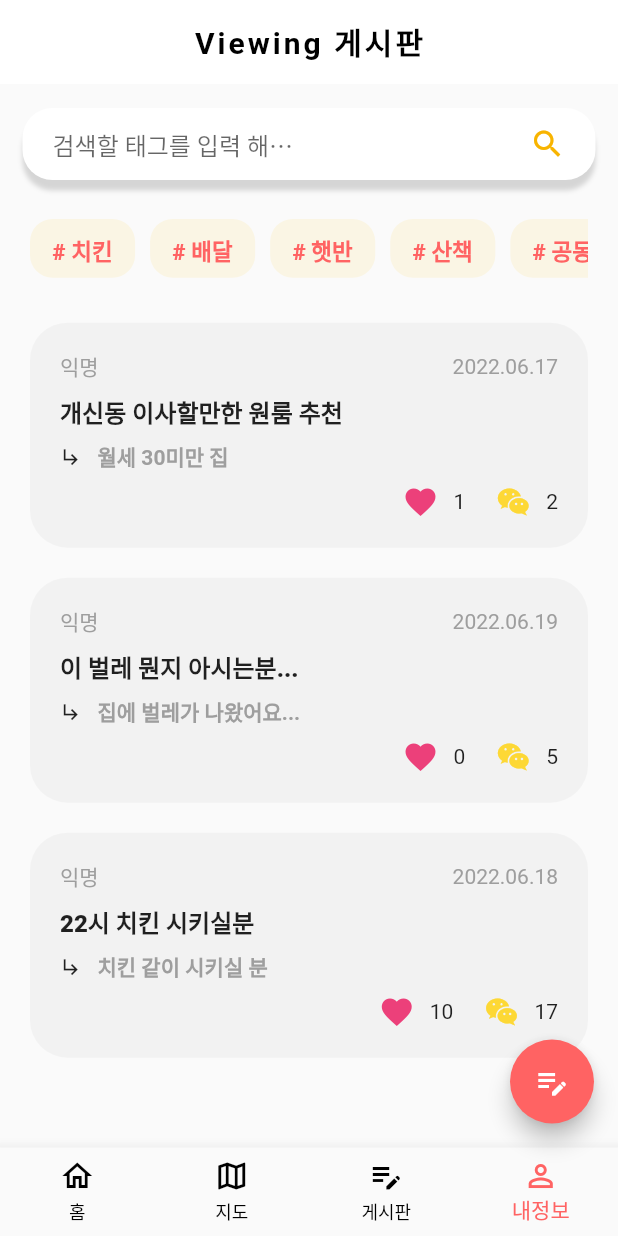
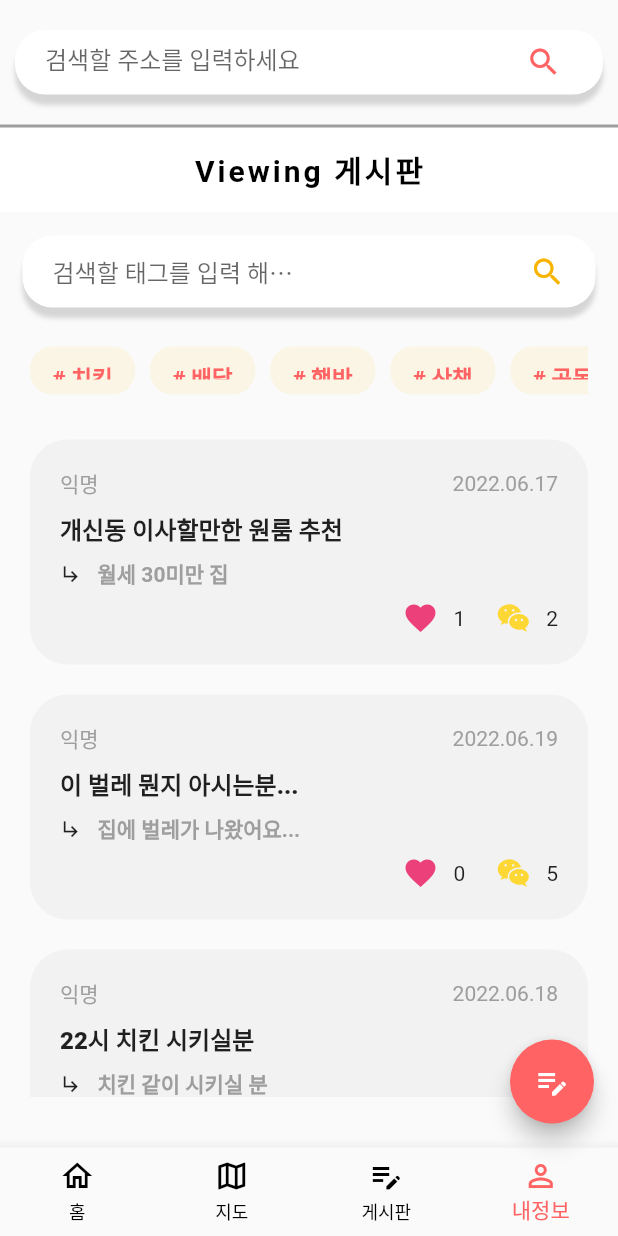
Before and after one commit to lookinmin/viewing, a Flutter app: the screen it shows after launch, item 4 of the bottom bar chosen, on a phone screen of 412 x 824 dp. Run offline on Flutter 3.47's test engine with Material 2 defaults, Android fonts, the phone set to English and light mode, and no system bars; our stand-ins replace carousel_slider, geolocator, percent_indicator, webview_flutter; missing offline and left inert: dart:ffi, kakaomap_webview.

Commit message:
오류 수정

```diff
--- a/viewing/lib/main.dart
+++ b/viewing/lib/main.dart
@@ -47,8 +47,7 @@ class _HomeState extends State<Home> {
   final _pages = [
     MainHome(),
     // Map(),
-    BoardPage(),
-    BoardPage(),
+    Map(),
     BoardPage(),
     BoardPage()
   ];
@@ -74,7 +73,7 @@ class _HomeState extends State<Home> {
         child: Scaffold(
           body: Column(
             children: [
-              currentIdx != 3
+              currentIdx != 2
                   ? Flexible(
                       flex: 1, fit: FlexFit.tight, child: AddressSearch())
                   : Container(),
```
